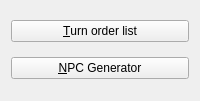
This is UI/MainWidget.ui in andreassch/RPGAssistant as Qt 5 draws it before an edit. The edited form follows.
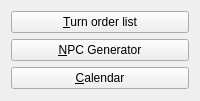
This is the edited form.

Commit message: Added a calendar tool tailored to The Dark Eye. Also fixed a minor bug in the NPC generator tool.

Diff of the .ui file:
```diff
--- a/UI/MainWidget.ui
+++ b/UI/MainWidget.ui
@@ -28,6 +28,13 @@
      </property>
     </widget>
    </item>
+   <item>
+    <widget class="QPushButton" name="buttonCalendar">
+     <property name="text">
+      <string>&amp;Calendar</string>
+     </property>
+    </widget>
+   </item>
   </layout>
  </widget>
  <resources/>
```
The commit also changes 11 other files.
